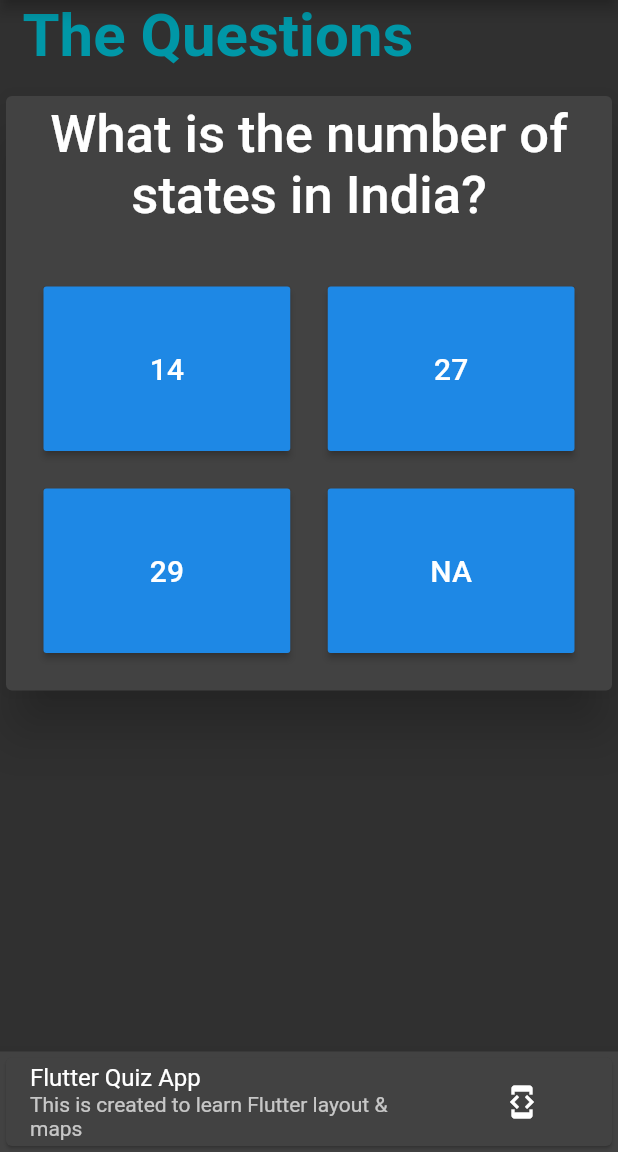
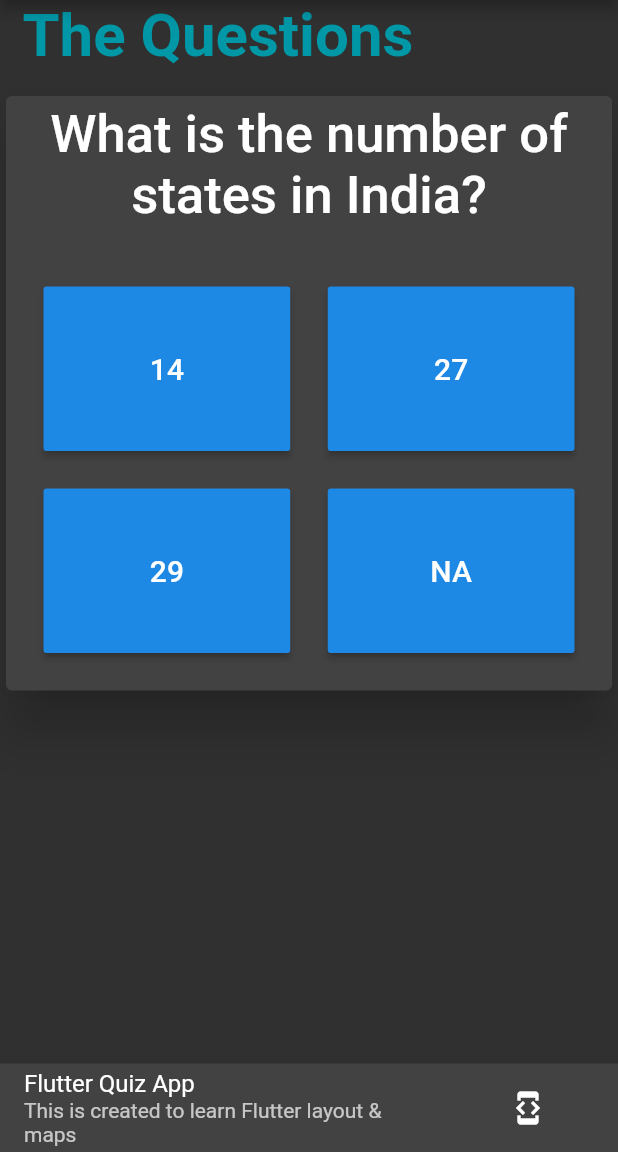
Before and after one commit to MiKr13/Flutter-Guide, a Flutter app: the screen it shows after launch, on a phone screen of 412 x 824 dp, the part 84-1236 px from its top. Run offline on Flutter 3.47's test engine with Material 2 defaults, Android fonts, the phone set to English and light mode, and no system bars; our stand-ins replace fluttertoast, vibration.

Commit message:
Dividing into smaller widgets done, modularization done, Total score calculation, Bottom Navigation bar improved

```diff
--- /dev/null
+++ b/lib/Stateless/body.dart
@@ -0,0 +1,33 @@
+import 'package:flutter/material.dart';
+
+import 'package:flutter_guide/Stateless/title.dart' as title;
+import 'package:flutter_guide/Stateless/quiz.dart';
+import 'package:flutter_guide/Stateless/result.dart';
+
+class Body extends StatelessWidget {
+  final List<Map<String, Object>> _questions;
+  final Function _checkAndChangeQuestion;
+  final int _index, _correctCount;
+  final Function _reset;
+
+  const Body(
+      this._questions, this._index, this._checkAndChangeQuestion, this._reset, this._correctCount);
+
+  @override
+  Widget build(BuildContext context) {
+    return Column(
+      children: <Widget>[
+        title.Title(),
+        Container(
+          width: double.infinity,
+          child: Card(
+            elevation: 15.0,
+            child: _index <= _questions.length - 1
+                ? Quiz(_questions, _index, _checkAndChangeQuestion)
+                : Result(_reset, _correctCount, _questions.length),
+          ),
+        ),
+      ],
+    );
+  }
+}
--- a/lib/Stateless/footer.dart
+++ b/lib/Stateless/footer.dart
@@ -4,11 +4,11 @@ import 'package:flutter/gestures.dart';
 import 'package:url_launcher/url_launcher.dart';
 import 'package:vibration/vibration.dart';
 
-class MyFooter extends StatelessWidget {
+class Footer extends StatelessWidget {
   // NOTE using 'new' keyword or not before every Widget class instantiation depends on us!
   final Function themeChangeHandler;
 
-  MyFooter(this.themeChangeHandler);
+  Footer(this.themeChangeHandler);
 
   void vibrate() async {
     if (await Vibration.hasVibrator()) {
@@ -71,9 +71,10 @@ class MyFooter extends StatelessWidget {
 
   @override
   Widget build(BuildContext context) {
-    return Container(
-      child: Card(
-        borderOnForeground: false,
+    return BottomAppBar(
+      elevation: 30.0,
+      clipBehavior: Clip.none,
+      child: Container(
         child: InkWell(
           splashColor: Colors.black.withAlpha(25),
           highlightColor: Colors.black.withAlpha(25),
--- /dev/null
+++ b/lib/Stateless/quiz.dart
@@ -0,0 +1,36 @@
+import 'package:flutter/material.dart';
+
+import 'package:flutter_guide/Stateless/answer.dart';
+import 'package:flutter_guide/Stateless/question.dart';
+
+class Quiz extends StatelessWidget {
+  final List<Map<String, Object>> questions;
+  final Function checkAndChangeQuestion;
+  final index;
+
+  Quiz(this.questions, this.index, this.checkAndChangeQuestion);
+
+  @override
+  Widget build(BuildContext context) {
+    return Column(
+      children: <Widget>[
+        Center(
+          child: Question(questions[index]['questionText']),
+        ),
+        GridView.count(
+          shrinkWrap: true,
+          crossAxisCount: 2,
+          childAspectRatio: 1.5,
+          mainAxisSpacing: 25.0,
+          crossAxisSpacing: 25.0,
+          padding: EdgeInsets.all(25),
+          children: <Widget>[
+            ...(questions[index]['options'] as List<String>).map((option) {
+              return Answer(option, checkAndChangeQuestion);
+            }).toList(), // ... spread is used to populate list elements into children os GridView.count
+          ],
+        ),
+      ],
+    );
+  }
+}
--- a/lib/main.dart
+++ b/lib/main.dart
@@ -3,9 +3,7 @@ import 'package:flutter/services.dart';
 
 import 'package:fluttertoast/fluttertoast.dart';
 
-import 'package:flutter_guide/Stateless/title.dart' as title;
-import 'package:flutter_guide/Stateless/question.dart' as questionSection;
-import 'package:flutter_guide/Stateless/answer.dart' as answer;
+import 'package:flutter_guide/Stateless/body.dart';
 import 'package:flutter_guide/Stateless/footer.dart' as footer;
 
 void main() => runApp(MyApp());
@@ -55,19 +53,15 @@ class _MyAppState extends State<MyApp> {
         fontSize: 19.0);
   }
 
-  var _index = 0;
+  var _index = 0, _correctCount = 0;
   void _checkAndChangeQuestion(String choice) {
     if (choice == _questions[_index]['answer']) {
       _showToast('Right Answer');
+      _correctCount++;
     } else {
       _showToast('Wrong Answer');
     }
     setState(() {
-      // if (_index == _questions.length - 1) {
-      //   _index = 0;
-      // } else {
-      //   _index++;
-      // }
       _index++;
     });
   }
@@ -75,6 +69,7 @@ class _MyAppState extends State<MyApp> {
   void _reset() {
     setState(() {
       _index = 0;
+      _correctCount = 0;
     });
   }
 
@@ -99,74 +94,8 @@ class _MyAppState extends State<MyApp> {
         appBar: AppBar(
           title: Text('QUIZmania'),
         ),
-        body: Column(
-          children: <Widget>[
-            title.Title(),
-            Container(
-              child: Card(
-                elevation: 15.0,
-                // color: Colors.blueGrey[400],
-                child: _index <= _questions.length - 1
-                    ? Column(
-                        children: <Widget>[
-                          Center(
-                            child: questionSection.Question(
-                                _questions[_index]['questionText']),
-                          ),
-                          GridView.count(
-                            shrinkWrap: true,
-                            crossAxisCount: 2,
-                            childAspectRatio: 1.5,
-                            mainAxisSpacing: 25.0,
-                            crossAxisSpacing: 25.0,
-                            padding: EdgeInsets.all(25),
-                            children: <Widget>[
-                              ...(_questions[_index]['options'] as List<String>)
-                                  .map((option) {
-                                return answer.Answer(
-                                    option, _checkAndChangeQuestion);
-                              }).toList(), // ... spread is used to populate list elements into children os GridView.count
-                            ],
-                          ),
-                        ],
-                      )
-                    : Column(
-                        children: <Widget>[
-                          Container(
-                            padding: EdgeInsets.fromLTRB(0, 20, 0, 20),
-                            margin: EdgeInsets.fromLTRB(0, 20, 0, 20),
-                            child: Text(
-                              'All Questions answered.\nYou did it!',
-                              style: TextStyle(
-                                fontSize: 55,
-                                fontWeight: FontWeight.w500,
-                              ),
-                              textAlign: TextAlign.center,
-                            ),
-                          ),
-                          Container(
-                            width: 100,
-                            padding: EdgeInsets.fromLTRB(0, 20, 0, 20),
-                            child: RaisedButton(
-                              child: Row(
-                                children: <Widget>[
-                                  Icon(Icons.restore_page),
-                                  Text(' Reset'),
-                                ],
-                              ),
-                              onPressed: () => _reset(),
-                            ),
-                          ),
-                        ],
-                      ),
-              ),
-            ),
-          ],
-        ),
-        bottomNavigationBar: BottomAppBar(
-          clipBehavior: Clip.none,
-          child: footer.MyFooter(_changeTheme),
-        ),
+        body: Body(_questions, _index, _checkAndChangeQuestion, _reset, _correctCount),
+        bottomNavigationBar: footer.Footer(_changeTheme),
       ),
     );
   }
```
Also changed, not shown: lib/Stateless/result.dart (added, +69 -0 lines).
